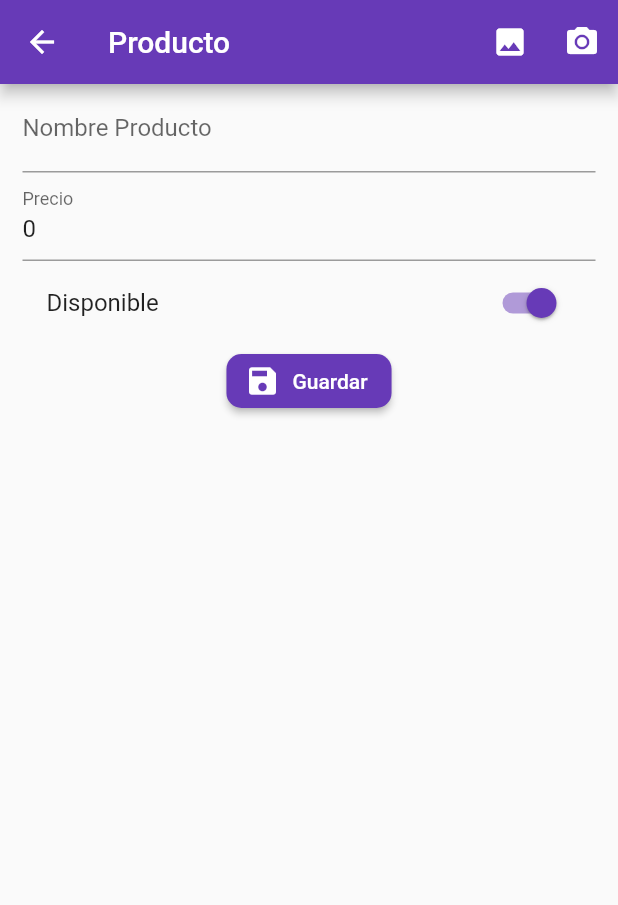
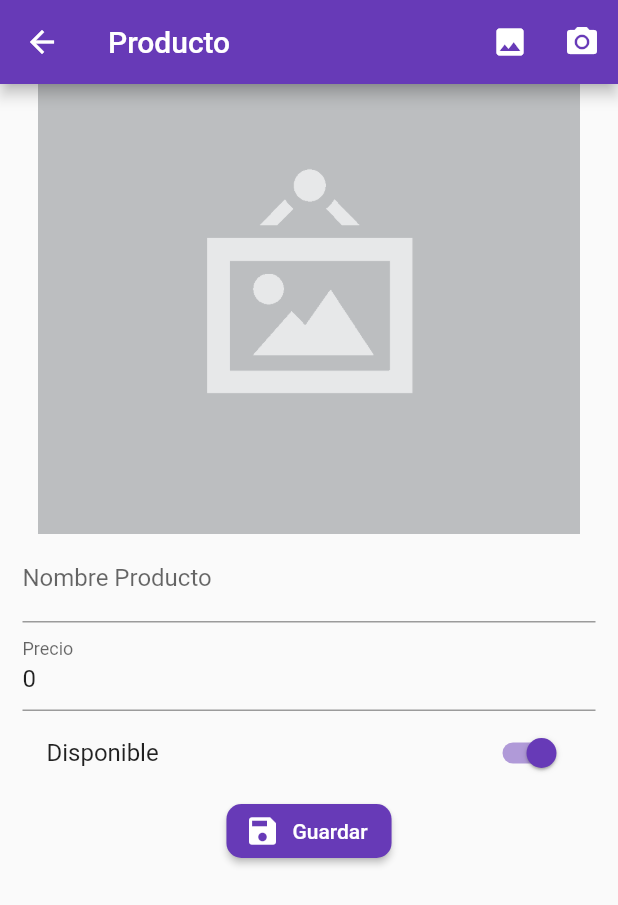
Before and after one commit to Marisabel-Condori/validacion-formulario-flutter, a Flutter app: the ProductoPage screen opened by its route, after a tap on the "image" icon, on a phone screen of 412 x 824 dp. Shown: the top 905 px of the screen. Run offline on Flutter 3.47's test engine with Material 2 defaults, Android fonts, the phone set to English and light mode, and no system bars; our stand-ins replace image_picker, rxdart; network calls fail.

Commit message:
seleccionar imagen

```diff
--- a/lib/src/pages/producto_page.dart
+++ b/lib/src/pages/producto_page.dart
@@ -1,4 +1,8 @@
+import 'dart:io';
+
 import 'package:flutter/material.dart';
+
+import 'package:image_picker/image_picker.dart';
 import 'package:validacion_de_formularios/src/model/productoModel.dart';
 import 'package:validacion_de_formularios/src/provider/productos_provider.dart';
 import 'package:validacion_de_formularios/src/utils/util.dart' as utils;
@@ -15,6 +19,7 @@ class _ProductoPageState extends State<ProductoPage> {
   final productoProvder = ProductosProvider();
   ProductoModel producto = ProductoModel();
   bool _guardando = false;
+  File foto;
 
   @override
   Widget build(BuildContext context) {
@@ -29,7 +34,7 @@ class _ProductoPageState extends State<ProductoPage> {
       appBar: AppBar(
         title: Text('Producto'),
         actions: [
-          IconButton(icon: Icon(Icons.image), onPressed: (){}),
+          IconButton(icon: Icon(Icons.image), onPressed: _seleccionarFoto),
           IconButton(icon: Icon(Icons.camera_alt), onPressed: (){}),
         ],
       ),
@@ -40,6 +45,7 @@ class _ProductoPageState extends State<ProductoPage> {
             key: formkey,
             child: Column(
               children: [
+                _mostrarFoto(),
                 _crearProducto(),
                 _crearPrecio(),
                 _crearDisponible(),
@@ -136,4 +142,24 @@ class _ProductoPageState extends State<ProductoPage> {
     );
     scafooldkey.currentState.showSnackBar(snackbar);
   }
+
+  _mostrarFoto(){
+    if(producto.fotoUrl != null){
+      return Container();
+    }else{
+      return Image(
+        image: AssetImage(foto?.path?? 'assets/no-image.png'),
+        height: 300.0,
+        fit: BoxFit.cover,
+      );
+    }
+  }
+
+  _seleccionarFoto()async{
+    foto = await ImagePicker.pickImage(source: ImageSource.gallery);
+    if (foto != null) {
+
+    }
+    setState(() {  });
+  }
 }
--- a/pubspec.yaml
+++ b/pubspec.yaml
@@ -30,6 +30,7 @@ dependencies:
   cupertino_icons: ^0.1.3
   rxdart: ^0.22.0
   http:
+  image_picker:
 
 dev_dependencies:
   flutter_test:
@@ -47,8 +48,8 @@ flutter:
   uses-material-design: true
 
   # To add assets to your application, add an assets section, like this:
-  # assets:
-  #   - images/a_dot_burr.jpeg
+  assets:
+    - assets/
   #   - images/a_dot_ham.jpeg
 
   # An image asset can refer to one or more resolution-specific "variants", see
```
Also changed, not shown: assets/jar-loading.gif (added), assets/no-image.png (added), pubspec.lock, 1 other file.
